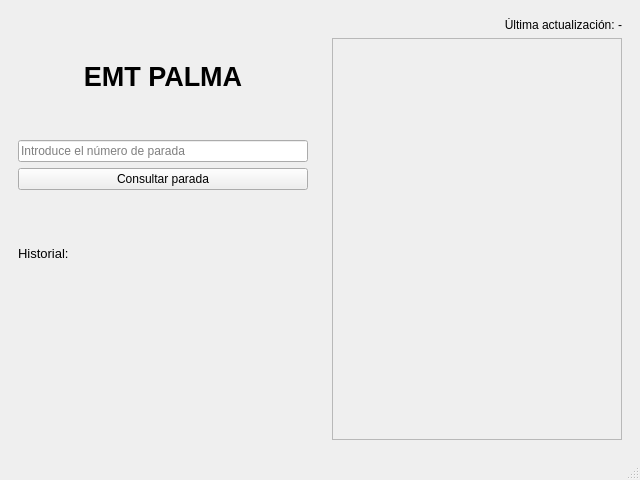
First picture: the form in uiEMT.ui, repository WGitIJ/EMT, before the edit.
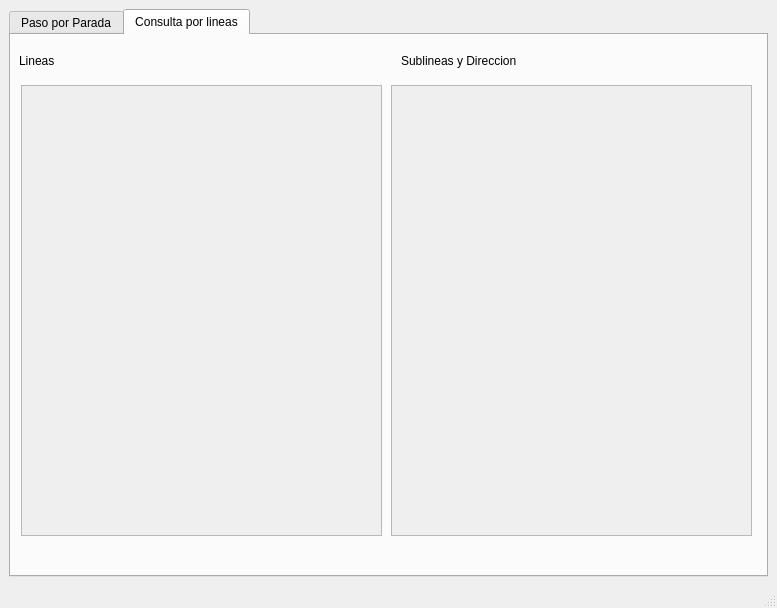
Second picture: the form after the edit. The open tabs and pages were chosen to show the change.

What changed in the file:
```diff
--- a/uiEMT.ui
+++ b/uiEMT.ui
@@ -6,19 +6,26 @@
    <rect>
     <x>0</x>
     <y>0</y>
-    <width>640</width>
-    <height>480</height>
+    <width>777</width>
+    <height>608</height>
    </rect>
   </property>
   <property name="windowTitle">
    <string>EMT Palma - Bus Arrivals</string>
   </property>
   <widget class="QWidget" name="centralwidget">
-   <layout class="QHBoxLayout" name="horizontalLayout">
-
-    <!-- LEFT PANEL -->
+   <layout class="QVBoxLayout" name="verticalLayout">
     <item>
-     <widget class="QWidget" name="leftWidget">
+     <widget class="QTabWidget" name="tabWidget">
+      <property name="currentIndex">
+       <number>0</number>
+      </property>
+      <widget class="QWidget" name="tab_3">
+       <attribute name="title">
+        <string>Paso por Parada</string>
+       </attribute>
+       <layout class="QHBoxLayout" name="horizontalLayout_2">
+        <item>
       <layout class="QVBoxLayout" name="leftLayout">
        <item>
         <widget class="QLabel" name="titleLabel">
@@ -63,9 +70,7 @@
         </widget>
        </item>
        <item>
-        <widget class="QWidget" name="recentStopsWidget">
          <layout class="QGridLayout" name="recentStopsLayout"/>
-        </widget>
        </item>
        <item>
         <spacer name="verticalSpacer">
@@ -73,17 +78,19 @@
           <enum>Qt::Vertical</enum>
          </property>
          <property name="sizeType">
-          <enum>QSizePolicy::Expanding</enum>
+             <enum>QSizePolicy::Policy::Expanding</enum>
+            </property>
+            <property name="sizeHint" stdset="0">
+             <size>
+              <width>48</width>
+              <height>371</height>
+             </size>
          </property>
         </spacer>
        </item>
       </layout>
-     </widget>
-    </item>
-
-    <!-- RIGHT PANEL -->
+        </item>
     <item>
-     <widget class="QWidget" name="rightWidget">
       <layout class="QVBoxLayout" name="rightLayout">
        <item>
         <widget class="QLabel" name="timeLabel">
@@ -100,13 +107,101 @@
          <property name="widgetResizable">
           <bool>true</bool>
          </property>
-         <widget class="QWidget" name="scrollAreaWidgetContents"/>
-        </widget>
-       </item>
-      </layout>
-     </widget>
+            <widget class="QWidget" name="scrollAreaWidgetContents">
+             <property name="geometry">
+              <rect>
+               <x>0</x>
+               <y>0</y>
+               <width>360</width>
+               <height>463</height>
+              </rect>
+             </property>
+            </widget>
+           </widget>
+          </item>
+         </layout>
+        </item>
+       </layout>
+      </widget>
+      <widget class="QWidget" name="tab_4">
+       <attribute name="title">
+        <string>Consulta por lineas</string>
+       </attribute>
+       <widget class="QLabel" name="label">
+        <property name="geometry">
+         <rect>
+          <x>8</x>
+          <y>5</y>
+          <width>371</width>
+          <height>41</height>
+         </rect>
+        </property>
+        <property name="text">
+         <string>Lineas</string>
+        </property>
+       </widget>
+       <widget class="QLabel" name="label_2">
+        <property name="geometry">
+         <rect>
+          <x>390</x>
+          <y>0</y>
+          <width>361</width>
+          <height>51</height>
+         </rect>
+        </property>
+        <property name="text">
+         <string>Sublineas y Direccion</string>
+        </property>
+       </widget>
+       <widget class="QScrollArea" name="scrollArea_2">
+        <property name="geometry">
+         <rect>
+          <x>10</x>
+          <y>50</y>
+          <width>361</width>
+          <height>451</height>
+         </rect>
+        </property>
+        <property name="widgetResizable">
+         <bool>true</bool>
+        </property>
+        <widget class="QWidget" name="scrollAreaWidgetContents_2">
+         <property name="geometry">
+          <rect>
+           <x>0</x>
+           <y>0</y>
+           <width>359</width>
+           <height>449</height>
+          </rect>
+         </property>
+        </widget>
+       </widget>
+       <widget class="QScrollArea" name="scrollArea_3">
+        <property name="geometry">
+         <rect>
+          <x>380</x>
+          <y>50</y>
+          <width>361</width>
+          <height>451</height>
+         </rect>
+        </property>
+        <property name="widgetResizable">
+         <bool>true</bool>
+        </property>
+        <widget class="QWidget" name="scrollAreaWidgetContents_3">
+         <property name="geometry">
+          <rect>
+           <x>0</x>
+           <y>0</y>
+           <width>359</width>
+           <height>449</height>
+          </rect>
+         </property>
+        </widget>
+       </widget>
+      </widget>
+     </widget>
     </item>
-
    </layout>
   </widget>
 
```
Left out of the diff: 35 changed lines with no effect on the pictures. Lines whose indentation alone changed are shown as unchanged.
